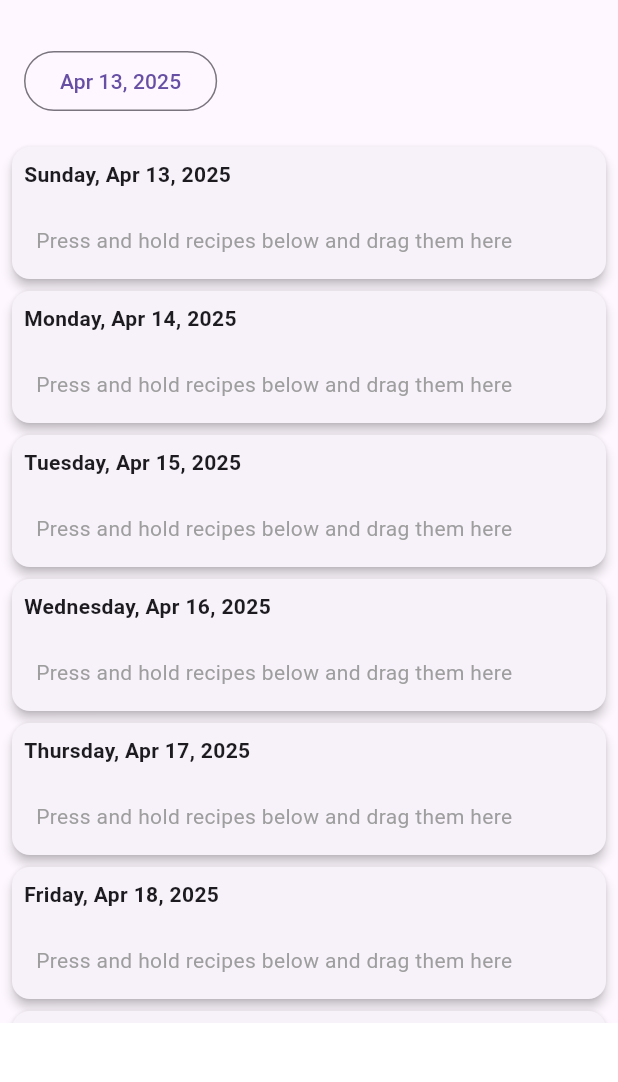
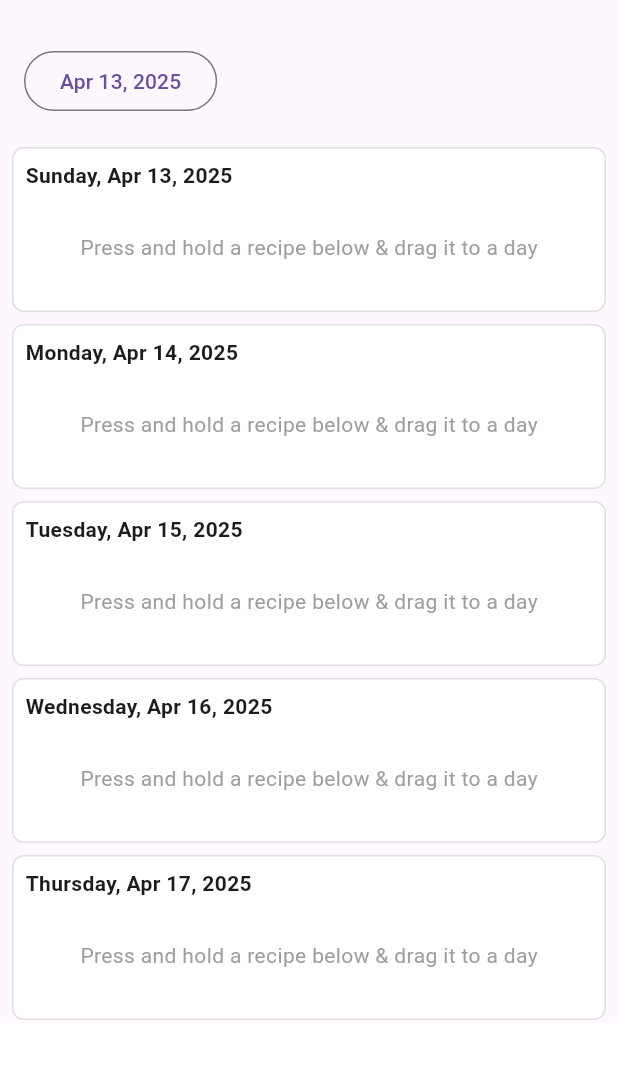
Before and after one commit to jbrun001/foodmanager, a Flutter app: the PlannerScreen screen opened directly with empty values, on a phone screen of 412 x 824 dp, the part 63-1145 px from its top. Run offline on Flutter 3.47's test engine with Material 3 defaults, Android fonts, the phone set to English and light mode, and no system bars; our stand-ins replace cached_network_image, cloud_firestore, firebase_auth, firebase_core, fl_chart, go_router and 2 more; accounts and stored records are empty; generated files the repository leaves out were written again.

Commit message:
MVP.UAT.002 animated drag area on hover

```diff
--- a/lib/screens/planner_screen.dart
+++ b/lib/screens/planner_screen.dart
@@ -407,144 +407,20 @@ class _PlannerScreenState extends State<PlannerScreen> {
 //                ),
                 OutlinedButton(
                     onPressed: () => pickStartDate(context),
-                  child: Text(DateFormat('yMMMd').format(selectedWeekStart)),
-                ),
+                    child: Text(
+                        '${DateFormat('yMMMd').format(selectedWeekStart)}')),
               ],
             ),
           ),
-
-          // weekdays display with drop zones for dragging the recipes
-          /* Expanded(
-            child: GridView.builder(
-              padding: EdgeInsets.all(8.0),
-              gridDelegate: SliverGridDelegateWithFixedCrossAxisCount(
-                // use a different component for this?
-                crossAxisCount: 1,
-                childAspectRatio: 3 / 0.8, // this controls how deep box is
-                crossAxisSpacing: 1,
-                mainAxisSpacing: 1,
-              ),
-              itemCount: 7,
-              itemBuilder: (context, index) {
-                final day = DateFormat('EEEE')
-                    .format(weekDays[index]); // day of the week
-                return DragTarget<Map<String, dynamic>>(
-                  onAcceptWithDetails: (details) {
-                    // trigger for recipe dropped
-                    final recipe = details.data; // extract the dragged recipe
-                    setState(() {
-// degub - check if day matches any day in the plan
-                      print(
-                          "Checking if $day exists in plan: ${plan.containsKey(day)}");
-                      // update the UI
-                      plan[day]
-                          ?.add(recipe); // Add the recipe to the selected day
-// debug
-// temp save meal plan here so can see what's happening
-                      saveMealPlan();
-                      print('Added recipe to $day: ${recipe['title']}');
-                    });
-                  },
-                  builder: (context, candidateData, rejectedData) {
-                    return Card(
-                      elevation: 3,
-                      child: Column(
-                        crossAxisAlignment: CrossAxisAlignment.start,
-                        children: [
-                          Padding(
-                            padding: const EdgeInsets.all(8.0),
-                            child: Text(
-                              '${day}, ${DateFormat('yMMMd').format(weekDays[index])}',
-                              style: TextStyle(fontWeight: FontWeight.bold),
-                            ),
-                          ),
-                          Expanded(
-                            child: plan[day]?.isEmpty ?? true
-                                ? Center(
-                                    child: Text(
-                                      'Drag recipes here',
-                                      style: TextStyle(color: Colors.grey),
-                                    ),
-                                  )
-                                : ListView(
-                                    children: plan[day]!.map((recipe) {
-                                      return ListTile(
-// remove thumbnail? need more space on screen
-//                                        leading: ClipRRect(
-//                                          borderRadius:
-//                                              BorderRadius.circular(8),
-//                                          child: Image.network(
-//                                            recipe['thumbnail']!,
-//                                           width: 50,
-//                                            height: 50,
-//                                            fit: BoxFit.cover,
-//                                          ),
-//                                        ),
-// remove title to provide deete and potions
-/*                                        title: Text(
-                                          recipe['title']!,
-                                          style: TextStyle(
-                                            fontSize:
-                                                recipe['titleFontSize'] ?? 12.0,
-                                            fontWeight: FontWeight.normal,
-                                          ),
-                                        ), */
-                                        title: Row(
-                                          mainAxisAlignment:
-                                              MainAxisAlignment.spaceBetween,
-                                          children: [
-                                            Expanded(
-                                                child: Text(recipe['title']!,
-                                                    overflow:
-                                                        TextOverflow.ellipsis)),
-                                            DropdownButton<int>(
-                                              value:
-                                                  recipe['plannedPortions'] ??
-                                                      recipe['portions'] ??
-                                                      1,
-                                              items: List.generate(
-                                                      10, (i) => i + 1)
-                                                  .map((val) =>
-                                                      DropdownMenuItem(
-                                                          value: val,
-                                                          child: Text('$val')))
-                                                  .toList(),
-                                              onChanged: (val) {
-                                                setState(() {
-                                                  recipe['plannedPortions'] =
-                                                      val;
-                                                });
-                                              },
-                                            ),
-                                            IconButton(
-                                              icon: Icon(Icons.delete,
-                                                  color: Colors.red),
-                                              onPressed: () {
-                                                setState(() {
-                                                  plan[day]!.remove(recipe);
-                                                });
-                                              },
-                                            ),
-                                          ],
-                                        ),
-                                      );
-                                    }).toList(),
-                                  ),
-                          ),
-                        ],
-                      ),
-                    );
-                  },
-                );
-              },
-            ),
-          ), */
+          // main screen - draggable target areas for each of the days in the
+          // week starting date is the sunday from the date picker
           Expanded(
             child: ListView.builder(
                 itemCount: 7,
                 itemBuilder: (context, index) {
                   final day = DateFormat('EEEE').format(weekDays[index]);
                   return DragTarget<Map<String, dynamic>>(
+                    // trigger if a recipe is dropped in the drag target
                     onAcceptWithDetails: (details) {
                       final recipe = Map<String, dynamic>.from(details.data);
                       recipe['plannedPortions'] = recipe['portions'] ?? 1;
@@ -558,23 +434,56 @@ class _PlannerScreenState extends State<PlannerScreen> {
                         saveMealPlan();
                       });
                     },
+                    // styling and UI for the dragable area
                     builder: (context, candidateData, rejectedData) {
-                      return Card(
+                      // true if dragged item is above this dragable area
+                      final isHovering = candidateData.isNotEmpty;
+                      // use AnimatedScale to animate the drag target
+                      // when dragging recipe over it
+                      // https://medium.com/easy-flutter/animatedscale-in-flutter-simple-scaling-animations-5719a7230f0f
+                      return AnimatedScale(
+                        scale: isHovering ? 1.02 : 1.0,
+                        duration: Duration(milliseconds: 150),
+                        child: AnimatedContainer(
+                          duration: Duration(milliseconds: 150),
                           margin: EdgeInsets.symmetric(
                               vertical: 4.0, horizontal: 8.0),
-                        elevation: 3,
+                          padding: EdgeInsets.all(8.0),
+                          decoration: BoxDecoration(
+                            color: isHovering ? Colors.green[50] : Colors.white,
+                            borderRadius: BorderRadius.circular(8),
+                            boxShadow: [
+                              if (isHovering)
+                                BoxShadow(
+                                  color: Colors.black26,
+                                  blurRadius: 12,
+                                  offset: Offset(0, 4),
+                                ),
+                            ],
+                            border: Border.all(
+                              color: isHovering
+                                  ? Colors.green
+                                  : Colors.grey.shade300,
+                              width: isHovering ? 2 : 1,
+                            ),
+                          ),
                           child: Column(
                             crossAxisAlignment: CrossAxisAlignment.start,
                             children: [
-                            Padding(
-                              padding: const EdgeInsets.all(8.0),
-                              child: Text(
+                              Text(
                                 '${day}, ${DateFormat('yMMMd').format(weekDays[index])}',
                                 style: TextStyle(fontWeight: FontWeight.bold),
                               ),
-                            ),
+                              SizedBox(height: 4),
+                              // for the current day if there are any recipes
+                              // in the plan (not null ?? []) generate a ListTile for
+                              // each one and insert them into the UI widget
+                              // tree ... allows multiple items to be inserted
+                              // .map(recipe) converts recipe into ListTile
                               ...(plan[day] ?? []).map((recipe) {
                                 return ListTile(
+                                  contentPadding:
+                                      EdgeInsets.symmetric(horizontal: 4.0),
                                   title: Row(
                                     mainAxisAlignment:
                                         MainAxisAlignment.spaceBetween,
@@ -585,7 +494,8 @@ class _PlannerScreenState extends State<PlannerScreen> {
                                             1,
                                         items: List.generate(8, (i) => i + 1)
                                             .map((val) => DropdownMenuItem(
-                                              value: val, child: Text('$val')))
+                                                value: val,
+                                                child: Text('$val')))
                                             .toList(),
                                         onChanged: (val) {
                                           setState(() {
@@ -594,12 +504,12 @@ class _PlannerScreenState extends State<PlannerScreen> {
                                         },
                                       ),
                                       Expanded(
-                                      // add "x" to indicate how many portions
                                         child: Text(
                                           recipe['title'] != null
                                               ? 'x ${recipe['title']}'
                                               : 'Untitled',
-                                          overflow: TextOverflow.ellipsis),
+                                          overflow: TextOverflow.ellipsis,
+                                        ),
                                       ),
                                       IconButton(
                                         icon: Icon(Icons.delete),
@@ -615,13 +525,17 @@ class _PlannerScreenState extends State<PlannerScreen> {
                               }).toList(),
                               if ((plan[day]?.isEmpty ?? true))
                                 Padding(
-                                padding: const EdgeInsets.all(16.0),
+                                  padding: const EdgeInsets.symmetric(
+                                      vertical: 24.0),
+                                  child: Center(
                                     child: Text(
-                                  'Press and hold recipes below and drag them here',
+                                      'Press and hold a recipe below & drag it to a day',
                                       style: TextStyle(color: Colors.grey),
                                     ),
                                   ),
+                                ),
                             ],
+                          ),
                         ),
                       );
                     },
--- a/lib/screens/smartlist_screen.dart
+++ b/lib/screens/smartlist_screen.dart
@@ -344,7 +344,8 @@ class _SmartlistScreenState extends State<SmartlistScreen> {
               children: [
                 OutlinedButton(
                   onPressed: () => pickStartDate(context),
-                  child: Text(DateFormat('yMMMd').format(selectedWeekStart)),
+                  child:
+                      Text('${DateFormat('yMMMd').format(selectedWeekStart)}'),
                 ),
                 DropdownButton<String>(
                   value: _selectedStore,
--- a/lib/services/firebase_service.dart
+++ b/lib/services/firebase_service.dart
@@ -655,7 +655,7 @@ class FirebaseService {
     }
   }
 
-  // setches the user document from Firestore and returns its data as a map
+  // fetches the user document from Firestore and returns its data as a map
   Future<Map<String, dynamic>?> getUserDetails(String userId) async {
     try {
       DocumentSnapshot doc =
```
Lines whose indentation alone changed are shown as unchanged.
